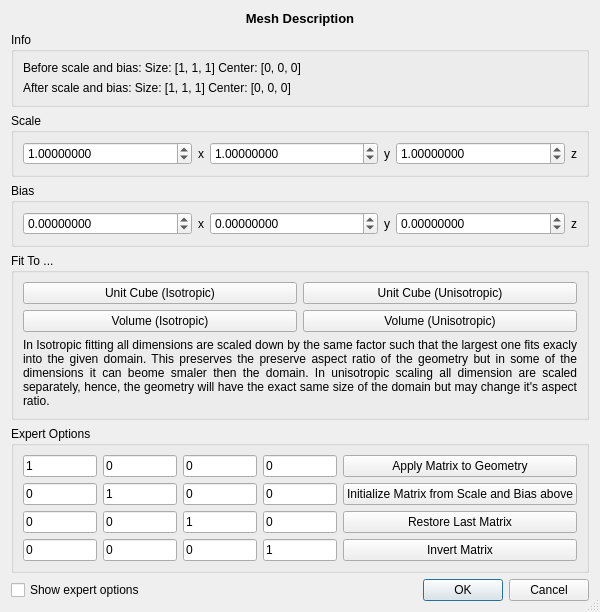
Qt form ImageVis3D/UI/UI/ScaleAndBiasDlg.ui (SCIInstitute/ImageVis3D) before a commit.
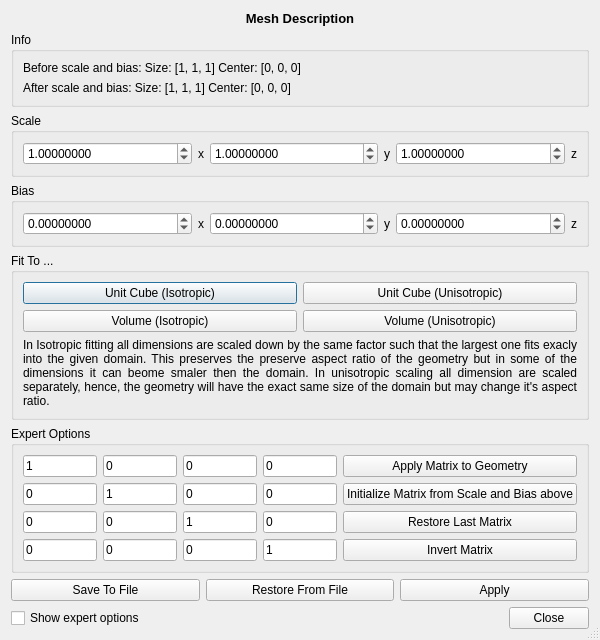
The same form after that commit.

Commit message: - implemented load-from and and save-to-file options for mesh transformations - significantly increased the "coolness" of the mesh transform dialog by directly applying the changes to the mesh (so the users can see the changes without having to close the dialog all the time)

```diff
--- a/ImageVis3D/UI/UI/ScaleAndBiasDlg.ui
+++ b/ImageVis3D/UI/UI/ScaleAndBiasDlg.ui
@@ -10,7 +10,7 @@
     <x>0</x>
     <y>0</y>
     <width>457</width>
-    <height>588</height>
+    <height>631</height>
    </rect>
   </property>
   <property name="contextMenuPolicy">
@@ -793,6 +793,42 @@
        <number>0</number>
       </property>
       <item>
+       <widget class="QPushButton" name="pushButton_Save">
+        <property name="text">
+         <string>Save To File</string>
+        </property>
+       </widget>
+      </item>
+      <item>
+       <widget class="QPushButton" name="pushButton_Restore">
+        <property name="text">
+         <string>Restore From File</string>
+        </property>
+       </widget>
+      </item>
+      <item>
+       <widget class="QPushButton" name="pushButton_apply">
+        <property name="text">
+         <string>Apply</string>
+        </property>
+       </widget>
+      </item>
+     </layout>
+    </widget>
+   </item>
+   <item>
+    <widget class="QFrame" name="frame_6">
+     <property name="frameShape">
+      <enum>QFrame::NoFrame</enum>
+     </property>
+     <property name="frameShadow">
+      <enum>QFrame::Raised</enum>
+     </property>
+     <layout class="QHBoxLayout" name="horizontalLayout_7">
+      <property name="margin">
+       <number>0</number>
+      </property>
+      <item>
        <widget class="QCheckBox" name="checkBoxShowExpert">
         <property name="text">
          <string>Show expert options</string>
@@ -800,15 +836,22 @@
        </widget>
       </item>
       <item>
-       <widget class="QDialogButtonBox" name="buttonBox">
-        <property name="locale">
-         <locale language="English" country="UnitedStates"/>
-        </property>
+       <spacer name="horizontalSpacer_2">
         <property name="orientation">
          <enum>Qt::Horizontal</enum>
         </property>
-        <property name="standardButtons">
-         <set>QDialogButtonBox::Cancel|QDialogButtonBox::Ok</set>
+        <property name="sizeHint" stdset="0">
+         <size>
+          <width>40</width>
+          <height>20</height>
+         </size>
+        </property>
+       </spacer>
+      </item>
+      <item>
+       <widget class="QPushButton" name="pushButton_close">
+        <property name="text">
+         <string>Close</string>
         </property>
        </widget>
       </item>
```
Left out of the diff: 107 changed lines with no effect on the pictures. The commit also changes 5 other files.
